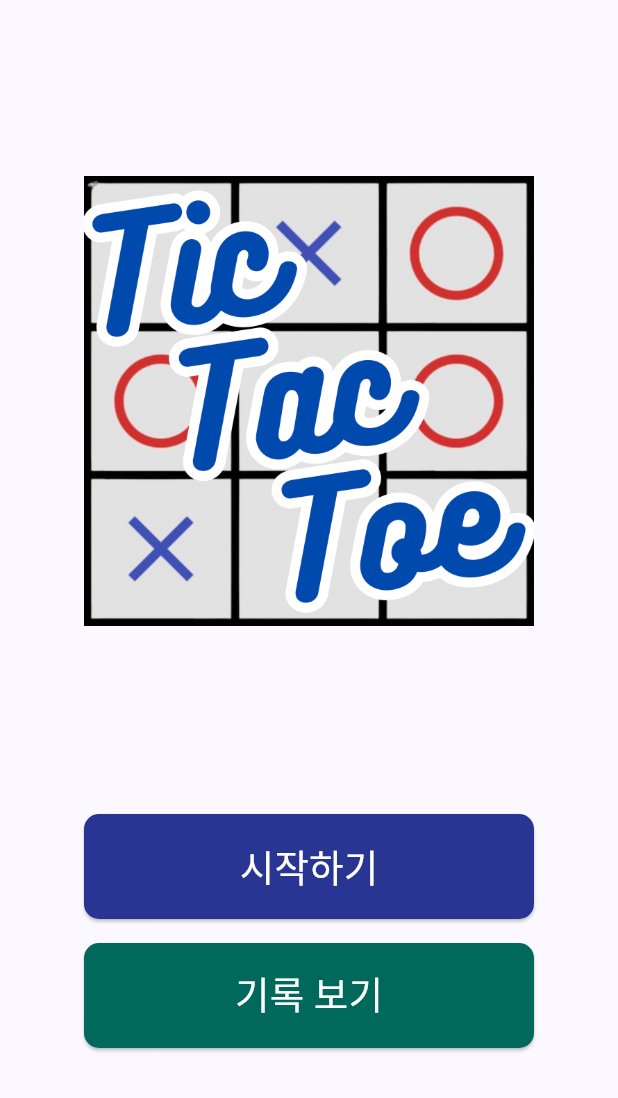
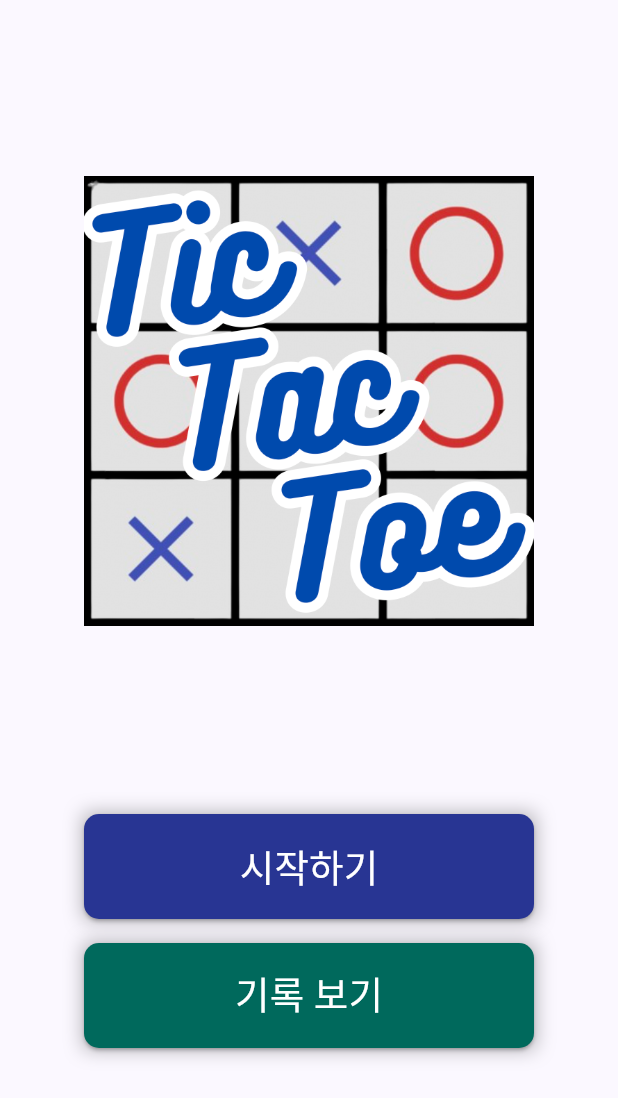
Before and after one commit to ethan-oh/tic-tac-toe-flutter, a Flutter app: the screen it shows after launch, on a phone screen of 412 x 824 dp. Shown: the top 1098 px of the screen. Run offline on Flutter 3.47's test engine with Material 3 defaults, Android fonts, the phone set to English and light mode, and no system bars; our stand-ins replace flutter_screenutil, flutter_slidable, get, sqflite; accounts and stored records are empty; Roboto replaces fonts that are missing (Jalnan2).

Commit message:
디자인 수정

```diff
--- a/lib/common/button.dart
+++ b/lib/common/button.dart
@@ -27,6 +27,16 @@ class SimpleButton extends StatelessWidget {
       padding: const EdgeInsets.all(8.0),
       child: Container(
         constraints: const BoxConstraints(maxWidth: 400),
+        decoration: BoxDecoration(
+          boxShadow: [
+            BoxShadow(
+              color: Colors.black.withOpacity(0.3),
+              spreadRadius: 1,
+              blurRadius: 10,
+              offset: const Offset(0, 0),
+            ),
+          ],
+        ),
         width: width,
         height: height,
         child: ElevatedButton(
@@ -58,7 +68,7 @@ Widget HomeButton() {
           backgroundColor: Colors.white,
           confirmTextColor: Colors.white,
           textConfirm: "확인",
-          onConfirm: () => Get.offAll(()=> const HomeScreen()),
+          onConfirm: () => Get.offAll(() => const HomeScreen()),
           textCancel: "취소",
           onCancel: () {}),
       icon: Icon(
--- a/lib/common/enums.dart
+++ b/lib/common/enums.dart
@@ -42,7 +42,7 @@ enum MarkerOpt {
 
 enum ColorOpt {
   blue(Colors.indigo),
-  red(Color.fromRGBO(211, 47, 47, 1)),
+  red(Color(0xFFD32F2F)),
   green(Colors.green),
   orange(Colors.orange);
 
--- a/lib/controller/records_controller.dart
+++ b/lib/controller/records_controller.dart
@@ -15,12 +15,13 @@ class RecordsController extends GetxController {
   late DatabaseHandler handler;
   List<RecordModel> records = [];
 
+  // 전체 검색
   Future<void> queryAllRecords() async {
     records = await handler.queryAllRecord();
     update();
   }
 
-  String getBoardSize(int boardSize) {
+  String convertBoardCountToString(int boardSize) {
     return boardSize == 3
         ? '3X3'
         : boardSize == 4
@@ -28,6 +29,7 @@ class RecordsController extends GetxController {
             : '5X5';
   }
 
+  // 디비에서 삭제 후 재검색
   Future<void> deleteRecord(int id) async {
     await handler.deleteRecord(id);
     queryAllRecords();
```
Also changed, not shown: lib/controller/game_controller.dart (+27 -18 lines), lib/model/record_model.dart (+5 -3 lines), lib/view/record/records_screen.dart (+8 -6 lines).
